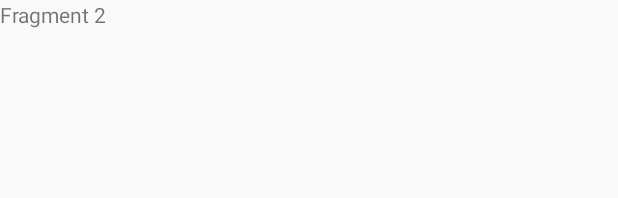
After one commit to Menighin/BeCoolBro, an Android app: the layout fragment_test_fragment2.xml on its own in the app's theme, with its tools: preview values and no code run, on a phone screen of 412 x 824 dp. The commit adds this screen. Shown: the top 198 px of the screen. Run offline under Robolectric (Android 15) with nearby library versions, the phone set to English and light mode, and no system bars.

Commit message:
Fragments structure

```diff
--- a/Android/app/build.gradle
+++ b/Android/app/build.gradle
@@ -26,5 +26,6 @@ dependencies {
     })
     compile 'com.android.support:appcompat-v7:25.0.1'
     compile 'com.android.support:design:25.0.1'
+    compile 'com.android.support:support-v4:25.0.1'
     testCompile 'junit:junit:4.12'
 }
--- /dev/null
+++ b/Android/app/src/main/res/layout/fragment_test_fragment2.xml
@@ -0,0 +1,13 @@
+<FrameLayout xmlns:android="http://schemas.android.com/apk/res/android"
+    xmlns:tools="http://schemas.android.com/tools"
+    android:layout_width="match_parent"
+    android:layout_height="match_parent"
+    tools:context="com.onsoftwares.becoolbro.fragments.TestFragment2">
+
+    <!-- TODO: Update blank fragment layout -->
+    <TextView
+        android:layout_width="match_parent"
+        android:layout_height="match_parent"
+        android:text="Fragment 2" />
+
+</FrameLayout>
--- a/Android/app/src/main/res/values/strings.xml
+++ b/Android/app/src/main/res/values/strings.xml
@@ -5,4 +5,7 @@
     <string name="navigation_drawer_close">Close navigation drawer</string>
 
     <string name="action_settings">Settings</string>
+
+    <!-- TODO: Remove or change this placeholder text -->
+    <string name="hello_blank_fragment">Hello blank fragment</string>
 </resources>
```
Also changed, not shown: Android/app/src/main/java/com/onsoftwares/becoolbro/MainActivity.java (+15 -4 lines), Android/app/src/main/java/com/onsoftwares/becoolbro/activities/BaseActivity.java (added, +17 -0 lines), Android/app/src/main/java/com/onsoftwares/becoolbro/fragments/BaseFragment.java (added, +11 -0 lines), Android/app/src/main/java/com/onsoftwares/becoolbro/fragments/TestFragment1.java (added, +36 -0 lines), Android/app/src/main/java/com/onsoftwares/becoolbro/fragments/TestFragment2.java (added, +30 -0 lines), Android/app/src/main/res/layout/content_main.xml (+5 -4 lines), Android/app/src/main/res/layout/fragment_test_fragment1.xml (added, +13 -0 lines).
